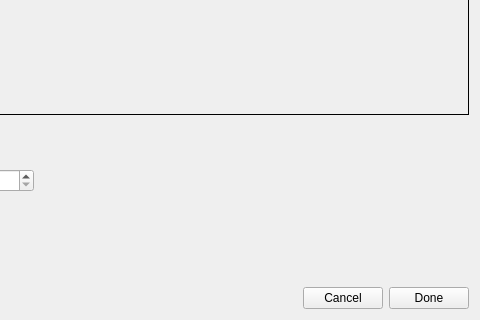
Old version of the form Application/ui/ImageRoiDialog.ui in the repository rayngrowingsystems/RVS_Analytics; both pictures show x 506 to 986 and y 153 to 473 of the 986 by 473 pixel window.
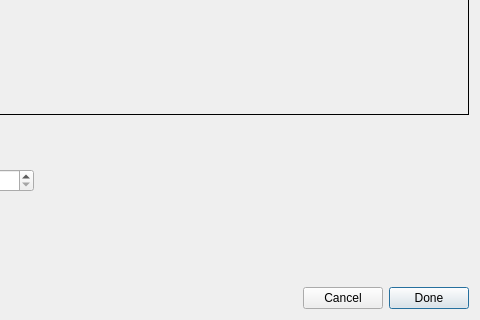
New version of the form. Custom widgets are drawn as their Qt base class.

```diff
--- a/Application/ui/ImageRoiDialog.ui
+++ b/Application/ui/ImageRoiDialog.ui
@@ -366,7 +366,7 @@
           <string>Done</string>
          </property>
          <property name="autoDefault">
-          <bool>false</bool>
+          <bool>true</bool>
          </property>
          <property name="default">
           <bool>false</bool>
```
